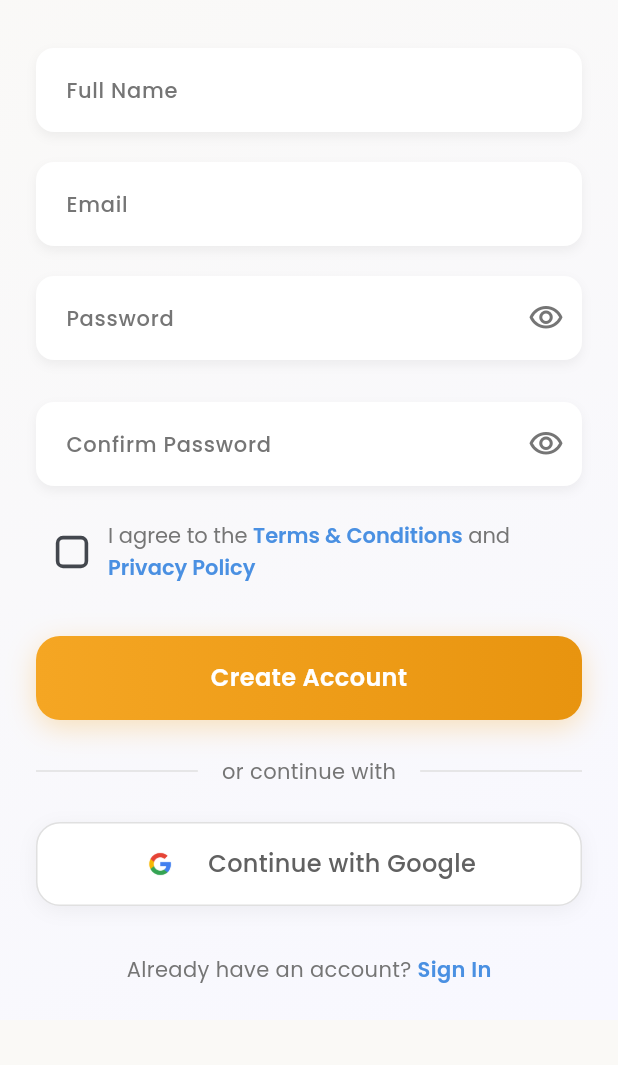
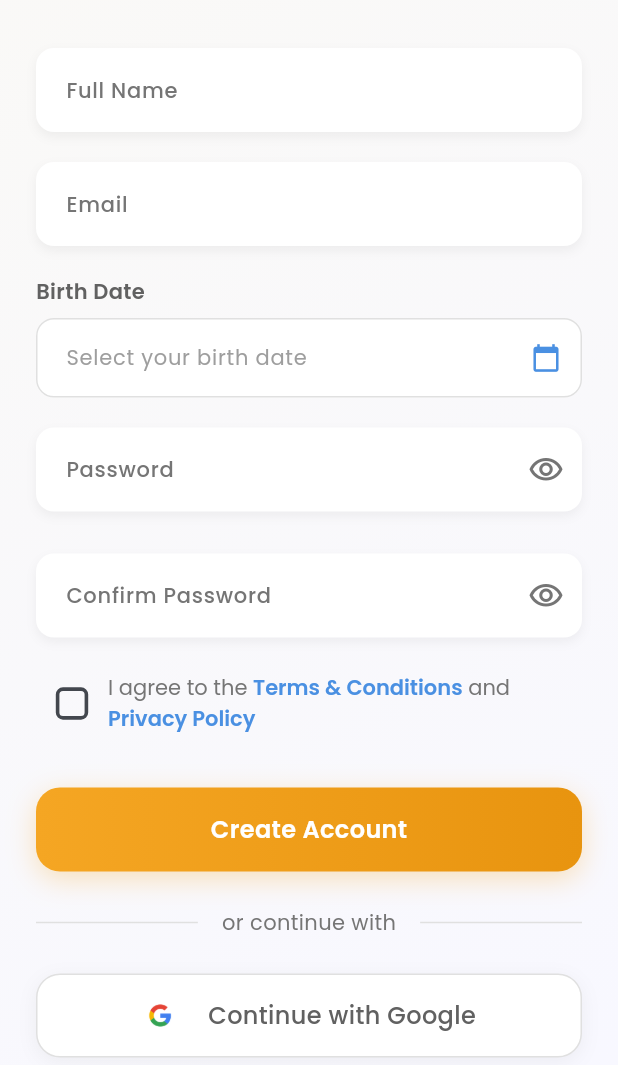
Before and after one commit to aviitfbrsyh/FitOutfit, a Flutter app: the RegisterPage screen opened directly, on a phone screen of 412 x 824 dp, the part 171-1236 px from its top. Run offline on Flutter 3.47's test engine with Material 3 defaults, Android fonts, the phone set to English and light mode, and no system bars; our stand-ins replace cached_network_image, cloud_firestore, firebase_auth, firebase_core, firebase_storage, fl_chart and 7 more; accounts and stored records are empty.

Commit message:
Update register_page.dart

```diff
--- a/FitOutfit/lib/pages/auth/register_page.dart
+++ b/FitOutfit/lib/pages/auth/register_page.dart
@@ -21,11 +21,13 @@ class _RegisterPageState extends State<RegisterPage>
   final _emailController = TextEditingController();
   final _passwordController = TextEditingController();
   final _confirmPasswordController = TextEditingController();
+  final _birthDateController = TextEditingController(); // ✅ NEW: Birth date controller
 
   final _fullNameFocusNode = FocusNode();
   final _emailFocusNode = FocusNode();
   final _passwordFocusNode = FocusNode();
   final _confirmPasswordFocusNode = FocusNode();
+  final _birthDateFocusNode = FocusNode(); // ✅ NEW: Birth date focus node
 
   late AnimationController _logoController;
   late AnimationController _formController;
@@ -38,6 +40,7 @@ class _RegisterPageState extends State<RegisterPage>
   bool _isGoogleLoading = false;
   bool _acceptTerms = false;
   PasswordStrength _passwordStrength = PasswordStrength.weak;
+  DateTime? _selectedBirthDate; // ✅ NEW: Selected birth date
 
   @override
   void initState() {
@@ -105,11 +108,43 @@ class _RegisterPageState extends State<RegisterPage>
     _emailController.dispose();
     _passwordController.dispose();
     _confirmPasswordController.dispose();
+    _birthDateController.dispose(); // ✅ NEW: Dispose birth date controller
     _fullNameFocusNode.dispose();
     _emailFocusNode.dispose();
     _passwordFocusNode.dispose();
     _confirmPasswordFocusNode.dispose();
+    _birthDateFocusNode.dispose(); // ✅ NEW: Dispose birth date focus node
     super.dispose();
+  }
+
+  // ✅ NEW: Birth date picker
+  Future<void> _selectBirthDate() async {
+    final DateTime? picked = await showDatePicker(
+      context: context,
+      initialDate: DateTime.now().subtract(const Duration(days: 365 * 18)), // Default to 18 years ago
+      firstDate: DateTime(1900),
+      lastDate: DateTime.now().subtract(const Duration(days: 365 * 13)), // Minimum 13 years old
+      builder: (context, child) {
+        return Theme(
+          data: Theme.of(context).copyWith(
+            colorScheme: const ColorScheme.light(
+              primary: Color(0xFF4A90E2),
+              onPrimary: Colors.white,
+              surface: Colors.white,
+              onSurface: Colors.black,
+            ),
+          ),
+          child: child!,
+        );
+      },
+    );
+
+    if (picked != null && picked != _selectedBirthDate) {
+      setState(() {
+        _selectedBirthDate = picked;
+        _birthDateController.text = "${picked.day}/${picked.month}/${picked.year}";
+      });
+    }
   }
 
   Future<void> _handleRegister() async {
@@ -120,13 +155,20 @@ class _RegisterPageState extends State<RegisterPage>
       return;
     }
 
+    if (_selectedBirthDate == null) {
+      _showErrorSnackBar('Please select your birth date');
+      return;
+    }
+
     setState(() => _isLoading = true);
 
     try {
+      // ✅ UPDATED: Pass birth date to registration
       await AuthService.signUpWithEmailPassword(
         email: _emailController.text,
         password: _passwordController.text,
         fullName: _fullNameController.text,
+        birthDate: _selectedBirthDate!, // ✅ NEW: Pass birth date
       );
       if (mounted) {
         setState(() => _isLoading = false);
@@ -335,8 +377,11 @@ class _RegisterPageState extends State<RegisterPage>
                 isEmail: true,
                 validator: Validators.validateEmail,
                 textInputAction: TextInputAction.next,
-                onEditingComplete: () => _passwordFocusNode.requestFocus(),
+                onEditingComplete: () => _birthDateFocusNode.requestFocus(), // ✅ UPDATED: Focus to birth date
               ),
+              const SizedBox(height: 20),
+              // ✅ NEW: Birth Date Field
+              _buildBirthDateField(),
               const SizedBox(height: 20),
               CustomTextField(
                 label: 'Password',
@@ -391,6 +436,96 @@ class _RegisterPageState extends State<RegisterPage>
         ),
       ),
     );
+  }
+
+  // ✅ NEW: Build birth date field
+  Widget _buildBirthDateField() {
+    return Column(
+      crossAxisAlignment: CrossAxisAlignment.start,
+      children: [
+        Text(
+          'Birth Date',
+          style: GoogleFonts.poppins(
+            fontSize: 14,
+            fontWeight: FontWeight.w600,
+            color: Colors.grey[700],
+          ),
+        ),
+        const SizedBox(height: 8),
+        TextFormField(
+          controller: _birthDateController,
+          focusNode: _birthDateFocusNode,
+          readOnly: true,
+          onTap: _selectBirthDate,
+          validator: (value) {
+            if (value == null || value.isEmpty) {
+              return 'Please select your birth date';
+            }
+            return null;
+          },
+          decoration: InputDecoration(
+            hintText: 'Select your birth date',
+            hintStyle: GoogleFonts.poppins(
+              fontSize: 14,
+              color: Colors.grey[500],
+            ),
+            suffixIcon: const Icon(
+              Icons.calendar_today,
+              color: Color(0xFF4A90E2),
+              size: 20,
+            ),
+            filled: true,
+            fillColor: Colors.white,
+            border: OutlineInputBorder(
+              borderRadius: BorderRadius.circular(12),
+              borderSide: BorderSide(color: Colors.grey[300]!),
+            ),
+            enabledBorder: OutlineInputBorder(
+              borderRadius: BorderRadius.circular(12),
+              borderSide: BorderSide(color: Colors.grey[300]!),
+            ),
+            focusedBorder: OutlineInputBorder(
+              borderRadius: BorderRadius.circular(12),
+              borderSide: const BorderSide(color: Color(0xFF4A90E2), width: 2),
+            ),
+            errorBorder: OutlineInputBorder(
+              borderRadius: BorderRadius.circular(12),
+              borderSide: const BorderSide(color: Color(0xFFD0021B), width: 2),
+            ),
+            focusedErrorBorder: OutlineInputBorder(
+              borderRadius: BorderRadius.circular(12),
+              borderSide: const BorderSide(color: Color(0xFFD0021B), width: 2),
+            ),
+            contentPadding: const EdgeInsets.symmetric(horizontal: 16, vertical: 16),
+          ),
+          style: GoogleFonts.poppins(
+            fontSize: 14,
+            color: Colors.grey[800],
+          ),
+        ),
+        if (_selectedBirthDate != null) ...[
+          const SizedBox(height: 4),
+          Text(
+            'Age: ${_calculateAge(_selectedBirthDate!)} years old',
+            style: GoogleFonts.poppins(
+              fontSize: 12,
+              color: Colors.grey[600],
+            ),
+          ),
+        ],
+      ],
+    );
+  }
+
+  // ✅ NEW: Calculate age helper
+  int _calculateAge(DateTime birthDate) {
+    final now = DateTime.now();
+    int age = now.year - birthDate.year;
+    if (now.month < birthDate.month ||
+        (now.month == birthDate.month && now.day < birthDate.day)) {
+      age--;
+    }
+    return age;
   }
 
   Widget _buildPasswordStrengthIndicator() {
```
